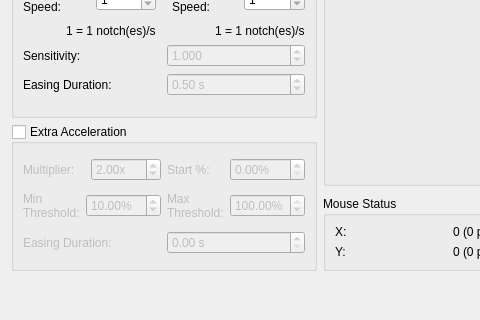
First picture: the form in src/mousesettingsdialog.ui, repository AntiMicroX/antimicrox, before the edit; both pictures show x 0 to 480 and y 234 to 554 of the 587 by 554 pixel window.
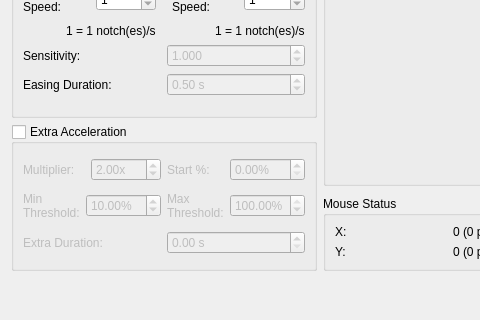
Second picture: the form after the edit.

Commit message: Edit acceleration duration label. Removing easing for extra acceleration.

```diff
--- a/src/mousesettingsdialog.ui
+++ b/src/mousesettingsdialog.ui
@@ -675,7 +675,7 @@
             <item>
              <widget class="QLabel" name="label_11">
               <property name="text">
-               <string>Easing Duration:</string>
+               <string>Extra Duration:</string>
               </property>
               <property name="buddy">
                <cstring>accelEasingDoubleSpinBox</cstring>
```
Left out of the diff: 4 changed lines with no effect on the pictures. The commit also changes 10 other files.
